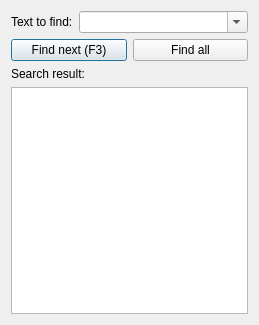
Old version of the form source/qtdesigner/find_ui.ui in the repository MValaguz/MSql.
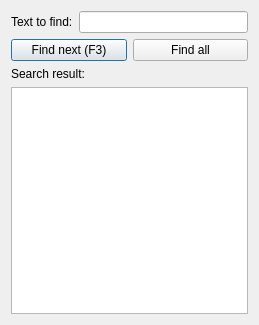
New version of the form. Icons and pictures are not drawn.

```diff
--- a/source/qtdesigner/find_ui.ui
+++ b/source/qtdesigner/find_ui.ui
@@ -19,21 +19,18 @@
   </property>
   <layout class="QGridLayout" name="gridLayout_2">
    <item row="0" column="0">
-    <layout class="QGridLayout" name="gridLayout" columnstretch="0,1">
-     <item row="0" column="1">
-      <widget class="QComboBox" name="e_find">
-       <property name="editable">
-        <bool>true</bool>
-       </property>
-      </widget>
-     </item>
-     <item row="0" column="0">
+    <layout class="QHBoxLayout" name="horizontalLayout_2">
+     <item>
       <widget class="QLabel" name="label">
        <property name="text">
         <string>Text to find:</string>
        </property>
-       <property name="buddy">
-        <cstring>e_find</cstring>
+      </widget>
+     </item>
+     <item>
+      <widget class="QLineEdit" name="e_find">
+       <property name="clearButtonEnabled">
+        <bool>true</bool>
        </property>
       </widget>
      </item>
```
